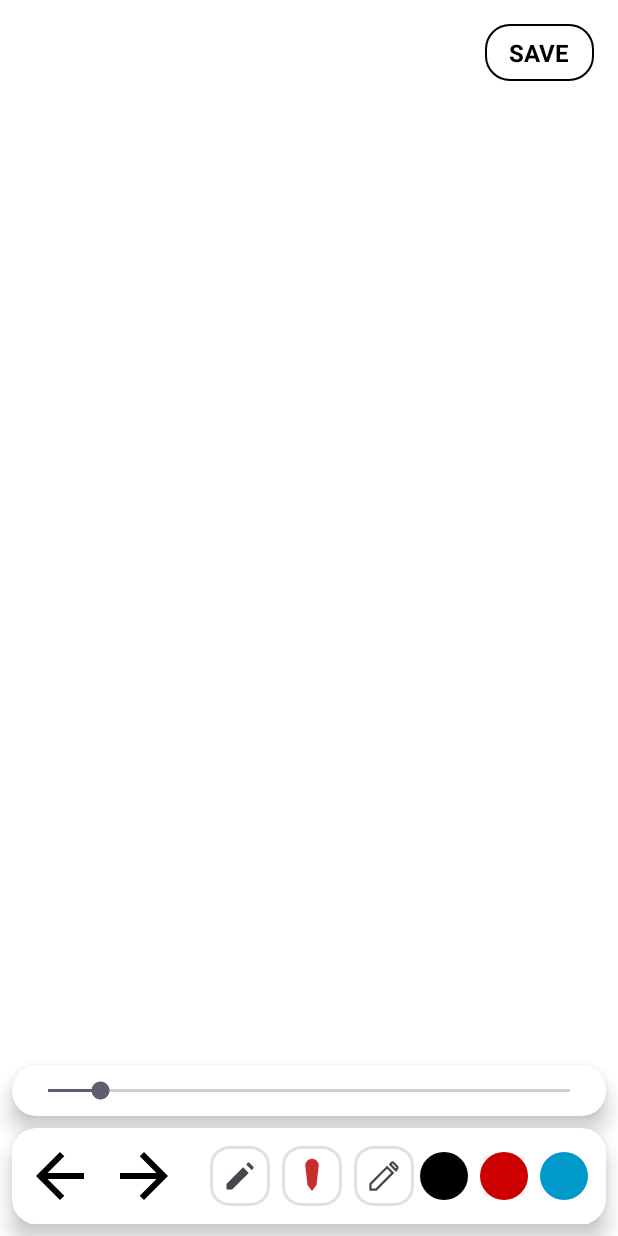
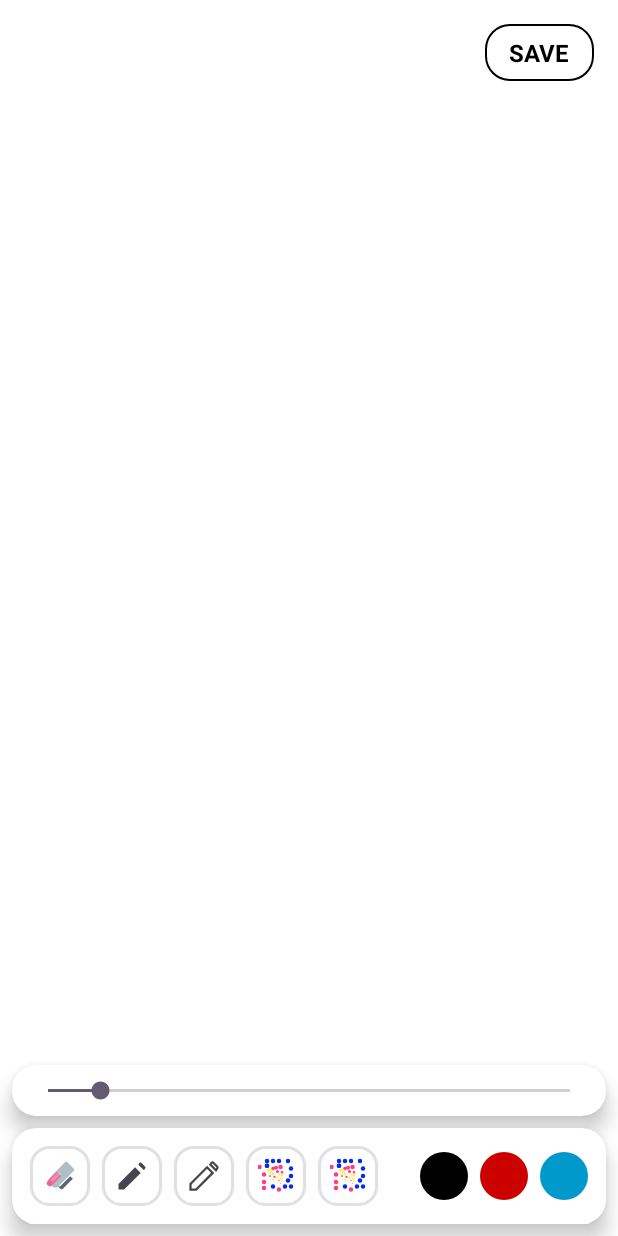
Before and after one commit to karan9617/lumora, an Android app: the DrawingActivity screen opened directly, with no data from a screen before it, on a phone screen of 412 x 824 dp. Run offline under Robolectric (Android 15) with nearby library versions, the phone set to English and light mode, and no system bars.

Commit message:
rectangel added

```diff
--- a/app/src/main/java/com/example/keyboardai/DrawingActivity.java
+++ b/app/src/main/java/com/example/keyboardai/DrawingActivity.java
@@ -2,6 +2,7 @@ package com.example.keyboardai;
 
 import android.content.Intent;
 import android.graphics.Color;
+import android.graphics.PorterDuff;
 import android.os.Bundle;
 import android.util.Log;
 import android.view.View;
@@ -26,12 +27,13 @@ import java.util.Locale;
 public class DrawingActivity extends AppCompatActivity {
     private RelativeLayout saveDiscardDialog;
     private DrawingView drawingView;
-    private ImageButton blackBtn, redBtn, blueBtn, smallPen, mediumPen, largePen;
+    private ImageButton blackBtn, redBtn, blueBtn, smallPen, mediumPen, largePen,sprayPaintBtn,rectangleBtn;
     private TextView button_save,dialog_discard_btn,dialog_cancel_btn,dialog_save_btn;
+
     private SeekBar strokeWidthSeekBar;
     private NoteRepository noteRepository;
     private long currentNoteId = -1;
-    private boolean isDirty = false; // Flag to track unsaved changes
+    private boolean isDirty = false,isSpray=false,isRectangle = false; // Flag to track unsaved changes
 
 
     @Override
@@ -76,11 +78,14 @@ public class DrawingActivity extends AppCompatActivity {
         drawingView = findViewById(R.id.drawing_view);
         button_save = findViewById(R.id.button_save);
         saveDiscardDialog= findViewById(R.id.save_discard_dialog);
+        sprayPaintBtn = findViewById(R.id.sprayPaintBtn);
         strokeWidthSeekBar = findViewById(R.id.stroke_width_seek_bar);
         noteRepository = new NoteRepository(this);
         dialog_discard_btn = findViewById(R.id.dialog_discard_btn);
         dialog_cancel_btn = findViewById(R.id.dialog_cancel_btn);
         dialog_save_btn = findViewById(R.id.dialog_save_btn);
+        rectangleBtn = findViewById(R.id.rectangleBtn); // Initialize the new rectangle button
+
         // Add a listener to the drawing view to detect changes
         drawingView.setOnDrawListener(new DrawingView.OnDrawListener() {
 
@@ -89,6 +94,7 @@ public class DrawingActivity extends AppCompatActivity {
                 isDirty = true;
             }
         });
+
     }
 
     private void saveOrUpdateDrawing() {
@@ -142,8 +148,22 @@ public class DrawingActivity extends AppCompatActivity {
         SimpleDateFormat sdf = new SimpleDateFormat("yyyy-MM-dd HH:mm:ss", Locale.getDefault());
         return sdf.format(new Date());
     }
-
+    private void resetToolButtons() {
+        sprayPaintBtn.getBackground().clearColorFilter();
+        rectangleBtn.getBackground().clearColorFilter();
+        //eraserBtn.getBackground().clearColorFilter();
+    }
     public void listeners(){
+        rectangleBtn.setOnClickListener(v -> {
+            isRectangle = !isRectangle;
+            resetToolButtons(); // Reset all buttons first
+            if (isRectangle) {
+                rectangleBtn.getBackground().setColorFilter(Color.parseColor("#CCCCCC"), PorterDuff.Mode.SRC_ATOP);
+                drawingView.setRectangleMode(true);
+            } else {
+                drawingView.setRectangleMode(false);
+            }
+        });
         dialog_discard_btn.setOnClickListener(new View.OnClickListener() {
             @Override
             public void onClick(View v) {
@@ -167,6 +187,23 @@ public class DrawingActivity extends AppCompatActivity {
             @Override
             public void onClick(View v) {
                 saveOrUpdateDrawing();
+            }
+        });
+        sprayPaintBtn.setOnClickListener(v -> {
+
+            isSpray = !isSpray;
+            if(isSpray){
+                drawingView.setStrokeWidth(20f); // Default spray paint size
+                drawingView.setErasing(false);
+                sprayPaintBtn.getBackground().setColorFilter(Color.parseColor("#CCCCCC"), PorterDuff.Mode.SRC_ATOP);
+
+                drawingView.setSprayPaint(true); // Turn on spray paint mode
+            }
+            else{
+                sprayPaintBtn.getBackground().clearColorFilter();
+                drawingView.setStrokeWidth(20f); // Default spray paint size
+                drawingView.setErasing(false);
+                drawingView.setSprayPaint(false); // Turn on spray paint mode
             }
         });
         strokeWidthSeekBar.setOnSeekBarChangeListener(new SeekBar.OnSeekBarChangeListener() {
--- a/app/src/main/java/com/example/keyboardai/Notepad.java
+++ b/app/src/main/java/com/example/keyboardai/Notepad.java
@@ -131,7 +131,6 @@ public class Notepad extends AppCompatActivity {
                 // Assign the bitmap to your ImageView and make it visible
                 imagesketch.setImageBitmap(savedBitmap);
                 imagesketch.setVisibility(View.VISIBLE);
-                Toast.makeText(getApplicationContext(),"image assigned",Toast.LENGTH_SHORT).show();
             }
         }
 
@@ -354,8 +353,6 @@ public class Notepad extends AppCompatActivity {
                     // Ensure the view has valid dimensions before loading the data
                     if (drawingView.getWidth() > 0 && drawingView.getHeight() > 0) {
                         drawingView.setDrawingData(drawingData);
-                        Toast.makeText(getApplicationContext(), "Drawing loaded successfully!", Toast.LENGTH_SHORT).show();
-
                         // Remove the listener to avoid repeated calls
                         drawingView.getViewTreeObserver().removeOnGlobalLayoutListener(this);
                     }
--- /dev/null
+++ b/app/src/main/res/drawable/ic_spray.xml
@@ -0,0 +1,60 @@
+<?xml version="1.0" encoding="utf-8"?>
+<vector xmlns:android="http://schemas.android.com/apk/res/android"
+    android:width="24dp"
+    android:height="24dp"
+    android:viewportWidth="24"
+    android:viewportHeight="24">
+
+    <!-- Row 1 (near nozzle, bigger dots) -->
+    <path android:fillColor="#FF3B89" android:pathData="M15,6 m-1.5,0 a1.5,1.5 0 1,0 3,0 a1.5,1.5 0 1,0 -3,0"/>
+    <path android:fillColor="#FF3B89" android:pathData="M12,6.5 m-1.35,0 a1.35,1.35 0 1,0 2.7,0 a1.35,1.35 0 1,0 -2.7,0"/>
+    <path android:fillColor="#FF3B89" android:pathData="M10,7 m-1.2,0 a1.2,1.2 0 1,0 2.4,0 a1.2,1.2 0 1,0 -2.4,0"/>
+
+    <!-- Row 2 -->
+    <path android:fillColor="#FFEB3B" android:pathData="M7,8 m-1.05,0 a1.05,1.05 0 1,0 2.1,0 a1.05,1.05 0 1,0 -2.1,0"/>
+    <path android:fillColor="#FFEB3B" android:pathData="M9,8.5 m-0.9,0 a0.9,0.9 0 1,0 1.8,0 a0.9,0.9 0 1,0 -1.8,0"/>
+    <path android:fillColor="#FF3B89" android:pathData="M13,9 m-1.05,0 a1.05,1.05 0 1,0 2.1,0 a1.05,1.05 0 1,0 -2.1,0"/>
+    <path android:fillColor="#FF3B89" android:pathData="M16,9.5 m-0.9,0 a0.9,0.9 0 1,0 1.8,0 a0.9,0.9 0 1,0 -1.8,0"/>
+
+    <!-- Row 3 -->
+    <path android:fillColor="#FFEB3B" android:pathData="M8,10 m-0.75,0 a0.75,0.75 0 1,0 1.5,0 a0.75,0.75 0 1,0 -1.5,0"/>
+    <path android:fillColor="#FFEB3B" android:pathData="M10,10.5 m-0.9,0 a0.9,0.9 0 1,0 1.8,0 a0.9,0.9 0 1,0 -1.8,0"/>
+    <path android:fillColor="#FFEB3B" android:pathData="M14,11 m-0.75,0 a0.75,0.75 0 1,0 1.5,0 a0.75,0.75 0 1,0 -1.5,0"/>
+    <path android:fillColor="#FFEB3B" android:pathData="M16,11.5 m-0.9,0 a0.9,0.9 0 1,0 1.8,0 a0.9,0.9 0 1,0 -1.8,0"/>
+
+    <!-- Row 4 -->
+    <path android:fillColor="#FF3B89" android:pathData="M8,12 m-0.6,0 a0.6,0.6 0 1,0 1.2,0 a0.6,0.6 0 1,0 -1.2,0"/>
+    <path android:fillColor="#FF3B89" android:pathData="M11,12.5 m-0.75,0 a0.75,0.75 0 1,0 1.5,0 a0.75,0.75 0 1,0 -1.5,0"/>
+    <path android:fillColor="#FFEB3B" android:pathData="M13,13 m-0.6,0 a0.6,0.6 0 1,0 1.2,0 a0.6,0.6 0 1,0 -1.2,0"/>
+    <path android:fillColor="#FFEB3B" android:pathData="M15,13.5 m-0.75,0 a0.75,0.75 0 1,0 1.5,0 a0.75,0.75 0 1,0 -1.5,0"/>
+
+    <!-- Row 5 (farther spray, smaller) -->
+    <path android:fillColor="#FFEB3B" android:pathData="M8,14 m-0.45,0 a0.45,0.45 0 1,0 0.9,0 a0.45,0.45 0 1,0 -0.9,0"/>
+    <path android:fillColor="#FFEB3B" android:pathData="M10,14.5 m-0.6,0 a0.6,0.6 0 1,0 1.2,0 a0.6,0.6 0 1,0 -1.2,0"/>
+    <path android:fillColor="#FF3B89" android:pathData="M14,15 m-0.45,0 a0.45,0.45 0 1,0 0.9,0 a0.45,0.45 0 1,0 -0.9,0"/>
+    <path android:fillColor="#FFEB3B" android:pathData="M16,15.5 m-0.6,0 a0.6,0.6 0 1,0 1.2,0 a0.6,0.6 0 1,0 -1.2,0"/>
+
+    <!-- Row 6 (light outer mist) -->
+    <path android:fillColor="#FFEB3B" android:pathData="M11,16 m-0.3,0 a0.3,0.3 0 1,0 0.6,0 a0.3,0.3 0 1,0 -0.6,0"/>
+    <path android:fillColor="#FFEB3B" android:pathData="M13,16.5 m-0.375,0 a0.375,0.375 0 1,0 0.75,0 a0.375,0.375 0 1,0 -0.75,0"/>
+    <path android:fillColor="#FF3B89" android:pathData="M15,17 m-0.3,0 a0.3,0.3 0 1,0 0.6,0 a0.3,0.3 0 1,0 -0.6,0"/>
+
+    <path android:fillColor="#FF3B89" android:pathData="M1,6 m-1.5,0 a1.5,1.5 0 1,0 3,0 a1.5,1.5 0 1,0 -3,0"/>
+    <path android:fillColor="#FF3B89" android:pathData="M4,6 m-1.5,5 a1.5,1.5 0 1,0 3,0 a1.5,1.5 0 1,0 -3,0"/>
+    <path android:fillColor="#FF3B89" android:pathData="M4,6 m-1.5,10 a1.5,1.5 0 1,0 3,0 a1.5,1.5 0 1,0 -3,0"/>
+    <path android:fillColor="#FF3B89" android:pathData="M4,6 m-1.5,14 a1.5,1.5 0 1,0 3,0 a1.5,1.5 0 1,0 -3,0"/>
+    <path android:fillColor="#FF3B89" android:pathData="M14,6 m-1.5,15 a1.5,1.5 0 1,0 3,0 a1.5,1.5 0 1,0 -3,0"/>
+    <path android:fillColor="#052CEA" android:pathData="M10,6 m-1.5,13 a1.5,1.5 0 1,0 3,0 a1.5,1.5 0 1,0 -3,0"/>
+    <path android:fillColor="#052CEA" android:pathData="M18,6 m-1.5,13 a1.5,1.5 0 1,0 3,0 a1.5,1.5 0 1,0 -3,0"/>
+    <path android:fillColor="#052CEA" android:pathData="M22,6 m-1.5,13 a1.5,1.5 0 1,0 3,0 a1.5,1.5 0 1,0 -3,0"/>
+    <path android:fillColor="#052CEA" android:pathData="M22,6 m-1.5,1 a1.5,1.5 0 1,0 3,0 a1.5,1.5 0 1,0 -3,0"/>
+    <path android:fillColor="#052CEA" android:pathData="M22,6 m-1.5,6 a1.5,1.5 0 1,0 3,0 a1.5,1.5 0 1,0 -3,0"/>
+    <path android:fillColor="#052CEA" android:pathData="M20,6 m-1.5,9 a1.5,1.5 0 1,0 3,0 a1.5,1.5 0 1,0 -3,0"/>
+    <path android:fillColor="#052CEA" android:pathData="M20,6 m-1.5,-4 a1.5,1.5 0 1,0 3,0 a1.5,1.5 0 1,0 -3,0"/>
+    <path android:fillColor="#052CEA" android:pathData="M14,6 m-1.5,-4 a1.5,1.5 0 1,0 3,0 a1.5,1.5 0 1,0 -3,0"/>
+    <path android:fillColor="#052CEA" android:pathData="M10,6 m-1.5,-4 a1.5,1.5 0 1,0 3,0 a1.5,1.5 0 1,0 -3,0"/>
+    <path android:fillColor="#052CEA" android:pathData="M6,6 m-1.5,-4 a1.5,1.5 0 1,0 3,0 a1.5,1.5 0 1,0 -3,0"/>
+    <path android:fillColor="#052CEA" android:pathData="M6,6 m-1.5,-0.8 a1.5,1.5 0 1,0 3,0 a1.5,1.5 0 1,0 -3,0"/>
+    <path android:fillColor="#052CEA" android:pathData="M6,6 m-1.5,-0.8 a1.5,1.5 0 1,0 3,0 a1.5,1.5 0 1,0 -3,0"/>
+
+</vector>
--- a/app/src/main/res/layout/activity_drawing.xml
+++ b/app/src/main/res/layout/activity_drawing.xml
@@ -40,32 +40,7 @@
             android:layout_height="wrap_content"
             android:padding="8dp">
 
-            <!-- Undo/Redo Buttons -->
-            <ImageButton
-                android:id="@+id/button_undo"
-                android:layout_width="48dp"
-                android:layout_height="48dp"
-                android:background="?attr/selectableItemBackgroundBorderless"
-                android:scaleType="fitCenter"
-                android:src="@drawable/ic_undo"
-                app:layout_constraintBottom_toBottomOf="parent"
-                app:layout_constraintStart_toStartOf="parent"
-                app:layout_constraintTop_toTopOf="parent"
-                />
 
-            <ImageButton
-                android:id="@+id/button_redo"
-                android:layout_width="48dp"
-                android:layout_height="48dp"
-                android:layout_marginStart="8dp"
-                android:background="?attr/selectableItemBackgroundBorderless"
-                android:contentDescription="redo_button_description"
-                android:scaleType="fitCenter"
-                android:src="@drawable/ic_redo"
-                app:layout_constraintBottom_toBottomOf="parent"
-                app:layout_constraintStart_toEndOf="@id/button_undo"
-                app:layout_constraintTop_toTopOf="parent"
-                />
 
             <!-- Pen/Brush size options -->
             <LinearLayout
@@ -75,9 +50,16 @@
                 android:layout_marginStart="16dp"
                 android:orientation="horizontal"
                 app:layout_constraintBottom_toBottomOf="parent"
-                app:layout_constraintStart_toEndOf="@id/button_redo"
                 app:layout_constraintTop_toTopOf="parent">
-
+                <ImageButton
+                    android:id="@+id/pen_medium"
+                    android:layout_width="40dp"
+                    android:layout_height="40dp"
+                    android:layout_margin="4dp"
+                    android:background="@drawable/button_background_rounded"
+                    android:contentDescription="medium_pen_button_description"
+                    android:src="@drawable/ic_eraser"
+                    />
                 <ImageButton
                     android:id="@+id/pen_small"
                     android:layout_width="40dp"
@@ -88,15 +70,7 @@
                     android:src="@drawable/ic_small_pen"
                     />
 
-                <ImageButton
-                    android:id="@+id/pen_medium"
-                    android:layout_width="40dp"
-                    android:layout_height="40dp"
-                    android:layout_margin="4dp"
-                    android:background="@drawable/button_background_rounded"
-                    android:contentDescription="medium_pen_button_description"
-                    android:src="@drawable/ic_pin_24"
-                    />
+
 
                 <ImageButton
                     android:id="@+id/pen_large"
@@ -107,7 +81,24 @@
                     android:contentDescription="large_pen_button_description"
                     android:src="@drawable/ic_large_pen"
                     />
-
+                <ImageButton
+                    android:id="@+id/sprayPaintBtn"
+                    android:layout_width="40dp"
+                    android:layout_height="40dp"
+                    android:layout_margin="4dp"
+                    android:background="@drawable/button_background_rounded"
+                    android:contentDescription="spray_paint_button_description"
+                    android:src="@drawable/ic_spray"
+                    />
+                <ImageButton
+                    android:id="@+id/rectangleBtn"
+                    android:layout_width="40dp"
+                    android:layout_height="40dp"
+                    android:layout_margin="4dp"
+                    android:background="@drawable/button_background_rounded"
+                    android:contentDescription="spray_paint_button_description"
+                    android:src="@drawable/ic_spray"
+                    />
             </LinearLayout>
 
             <!-- Color options -->
```
Also changed, not shown: app/src/main/java/com/example/keyboardai/processor/WordProcessor.java (+26 -3 lines), app/src/main/java/com/example/keyboardai/ui/DrawingView.java (+88 -6 lines).
